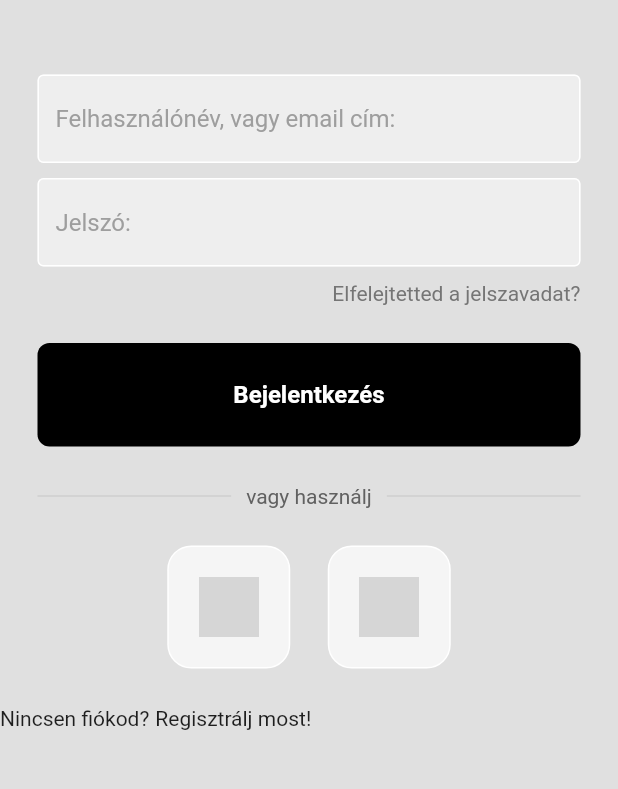
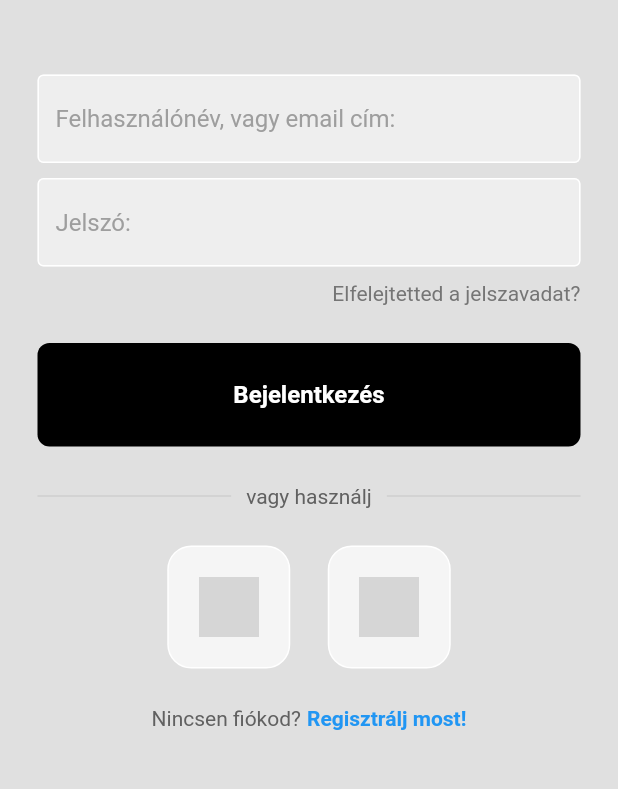
Before and after one commit to nikkeisadev/Fishingline, a Flutter app: the screen it shows after launch, on a phone screen of 412 x 824 dp, the part 329-1118 px from its top. Run offline on Flutter 3.47's test engine with Material 2 defaults, Android fonts, the phone set to English and light mode, and no system bars; grey boxes are pictures that could not be loaded.

Commit message:
Registration Text aligment. :white_check_mark:

```diff
--- a/main/fishingline/lib/pages/login.dart
+++ b/main/fishingline/lib/pages/login.dart
@@ -135,10 +135,18 @@ class Login extends StatelessWidget{
               const SizedBox(height: 25),
 
               //Forgot password.
-              Row(children: [
-                Text('Nincsen fiókod?'),
+              Row(
+                mainAxisAlignment: MainAxisAlignment.center,
+                children: [
+                Text(
+                  'Nincsen fiókod?',
+                  style: TextStyle(color: Colors.grey[700]),
+                  ),
                 const SizedBox(width: 4),
-                Text('Regisztrálj most!'),
+                const Text(
+                  'Regisztrálj most!',
+                  style: TextStyle(color: Colors.blue, fontWeight: FontWeight.bold),
+                  ),
               ],),
             ],
                   ),
```
